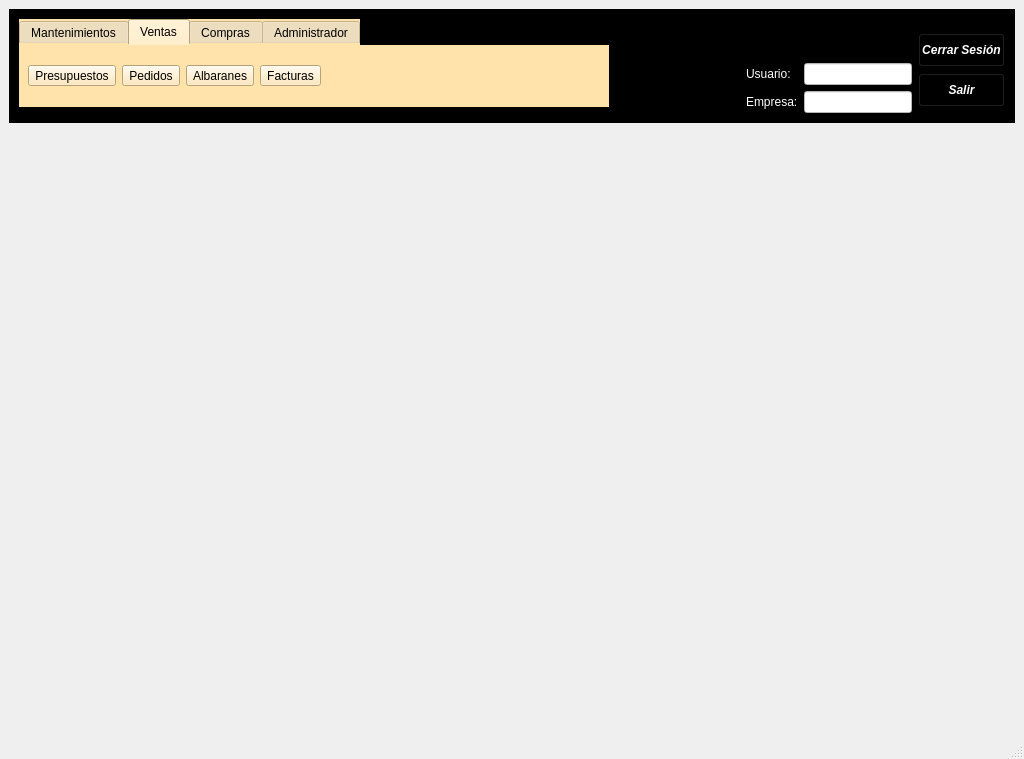
Old version of the form mainwindow.ui in the repository arcnexus/RedFoX.
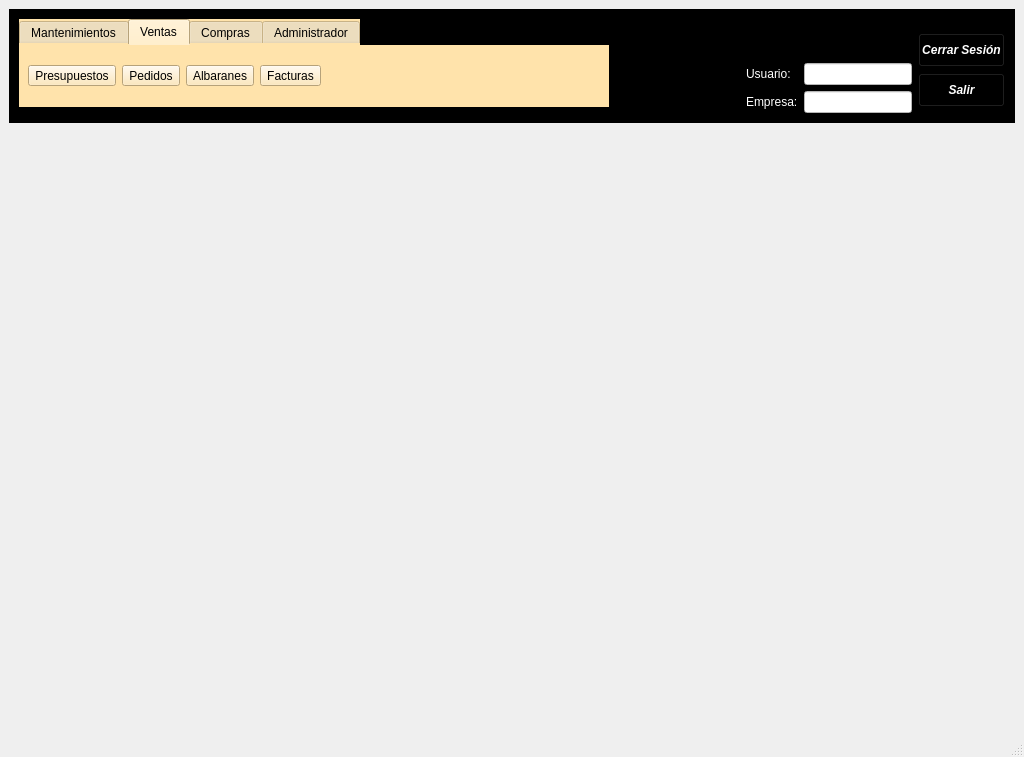
New version of the form. The open tabs and pages were chosen to show the change. Icons and pictures are not drawn.

The edit to the form file:
```diff
--- a/mainwindow.ui
+++ b/mainwindow.ui
@@ -7,7 +7,7 @@
     <x>0</x>
     <y>0</y>
     <width>1024</width>
-    <height>759</height>
+    <height>757</height>
    </rect>
   </property>
   <property name="sizePolicy">
```
Left out of the diff: 2 changed lines with no effect on the pictures.
